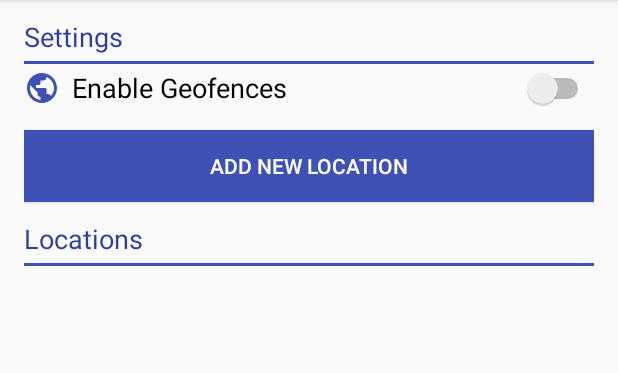
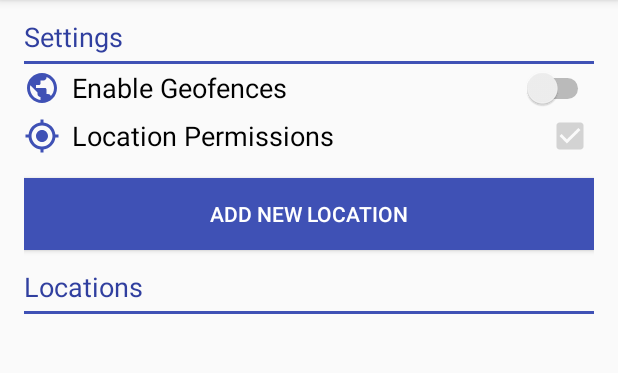
Before and after one commit to ViraMeliana/PlacesLessons, an Android app: the screen it shows after launch (MainActivity), on a phone screen of 412 x 824 dp, the part 84-457 px from its top. Run offline under Robolectric (Android 15) with nearby library versions, the phone set to English and light mode, and no system bars; 1 statement that could not run was skipped.

Commit message:
GoogleAPIClient

```diff
--- a/app/build.gradle
+++ b/app/build.gradle
@@ -5,7 +5,7 @@ android {
     buildToolsVersion "25.0.2"
     defaultConfig {
         applicationId "com.example.android.shushme"
-        minSdkVersion 16
+        minSdkVersion 15
         targetSdkVersion 25
         versionCode 1
         versionName "1.0"
@@ -26,5 +26,7 @@ dependencies {
     })
     compile 'com.android.support:appcompat-v7:25.1.0'
     compile 'com.android.support:recyclerview-v7:25.0.1'
+    compile 'com.google.android.gms:play-services-places:9.8.0'
+    compile 'com.google.android.gms:play-services-location:9.8.0'
     testCompile 'junit:junit:4.12'
 }
--- a/app/src/main/java/com/example/android/shushme/MainActivity.java
+++ b/app/src/main/java/com/example/android/shushme/MainActivity.java
@@ -16,20 +16,34 @@ package com.example.android.shushme;
 * limitations under the License.
 */
 
+import android.content.pm.PackageManager;
 import android.os.Bundle;
+import android.support.annotation.NonNull;
+import android.support.annotation.Nullable;
+import android.support.v4.app.ActivityCompat;
 import android.support.v7.app.AppCompatActivity;
 import android.support.v7.widget.LinearLayoutManager;
 import android.support.v7.widget.RecyclerView;
+import android.util.Log;
+import android.view.View;
+import android.widget.CheckBox;
+import android.widget.Toast;
 
-public class MainActivity extends AppCompatActivity {
+import com.google.android.gms.common.ConnectionResult;
+import com.google.android.gms.common.api.GoogleApiClient;
+import com.google.android.gms.common.api.GoogleApiClient.ConnectionCallbacks;
+import com.google.android.gms.common.api.GoogleApiClient.OnConnectionFailedListener;
+import com.google.android.gms.location.LocationServices;
+import com.google.android.gms.location.places.Places;
+
+public class MainActivity extends AppCompatActivity implements ConnectionCallbacks, OnConnectionFailedListener {
 
     // Constants
     public static final String TAG = MainActivity.class.getSimpleName();
-
+    private static final int PERMISSIONS_REQUEST_FINE_LOCATION = 111;
     // Member variables
     private PlaceListAdapter mAdapter;
     private RecyclerView mRecyclerView;
-
     /**
      * Called when the activity is starting
      *
@@ -46,6 +60,77 @@ public class MainActivity extends AppCompatActivity {
         mAdapter = new PlaceListAdapter(this);
         mRecyclerView.setAdapter(mAdapter);
 
+        // Build up the LocationServices API client
+        // Uses the addApi method to request the LocationServices API
+        // Also uses enableAutoManage to automatically when to connect/suspend the client
+        GoogleApiClient client = new GoogleApiClient.Builder(this)
+                .addConnectionCallbacks(this)
+                .addOnConnectionFailedListener(this)
+                .addApi(LocationServices.API)
+                .addApi(Places.GEO_DATA_API)
+                .enableAutoManage(this, this)
+                .build();
+
     }
 
+
+    @Override
+    public void onConnected(@Nullable Bundle connectionHint) {
+        Log.i(TAG, "API Client Connection Successful!");
+    }
+
+    /***
+     * Called when the Google API Client is suspended
+     *
+     * @param cause cause The reason for the disconnection. Defined by constants CAUSE_*.
+     */
+    @Override
+    public void onConnectionSuspended(int cause) {
+        Log.i(TAG, "API Client Connection Suspended!");
+    }
+
+    /***
+     * Called when the Google API Client failed to connect to Google Play Services
+     *
+     * @param result A ConnectionResult that can be used for resolving the error
+     */
+    @Override
+    public void onConnectionFailed(@NonNull ConnectionResult result) {
+        Log.e(TAG, "API Client Connection Failed!");
+    }
+
+    /***
+     * Button Click event handler to handle clicking the "Add new location" Button
+     *
+     * @param view
+     */
+    public void onAddPlaceButtonClicked(View view) {
+        if (ActivityCompat.checkSelfPermission(this, android.Manifest.permission.ACCESS_FINE_LOCATION)
+                != PackageManager.PERMISSION_GRANTED) {
+            Toast.makeText(this, getString(R.string.need_location_permission_message), Toast.LENGTH_LONG).show();
+            return;
+        }
+        Toast.makeText(this, getString(R.string.location_permissions_granted_message), Toast.LENGTH_LONG).show();
+    }
+
+    @Override
+    public void onResume() {
+        super.onResume();
+
+        // Initialize location permissions checkbox
+        CheckBox locationPermissions = (CheckBox) findViewById(R.id.location_permission_checkbox);
+        if (ActivityCompat.checkSelfPermission(MainActivity.this,
+                android.Manifest.permission.ACCESS_FINE_LOCATION) != PackageManager.PERMISSION_GRANTED) {
+            locationPermissions.setChecked(false);
+        } else {
+            locationPermissions.setChecked(true);
+            locationPermissions.setEnabled(false);
+        }
+    }
+
+    public void onLocationPermissionClicked(View view) {
+        ActivityCompat.requestPermissions(MainActivity.this,
+                new String[]{android.Manifest.permission.ACCESS_FINE_LOCATION},
+                PERMISSIONS_REQUEST_FINE_LOCATION);
+    }
 }
--- a/app/src/main/res/layout/activity_main.xml
+++ b/app/src/main/res/layout/activity_main.xml
@@ -59,12 +59,51 @@
                 android:textAppearance="@style/TextAppearance.AppCompat.Medium" />
         </LinearLayout>
 
+        <LinearLayout
+            android:layout_width="match_parent"
+            android:layout_height="wrap_content"
+            android:orientation="horizontal">
+
+            <ImageView
+                android:layout_width="wrap_content"
+                android:layout_height="wrap_content"
+                android:paddingBottom="4dp"
+                android:paddingRight="8dp"
+                android:paddingTop="4dp"
+                android:src="@drawable/ic_my_location_primary_24dp" />
+
+            <TextView
+                android:layout_width="wrap_content"
+                android:layout_height="wrap_content"
+                android:layout_gravity="center"
+                android:text="@string/location_permissions"
+                android:textAppearance="@style/TextAppearance.AppCompat.Medium"
+                android:textColor="@android:color/black" />
+
+            <RelativeLayout
+                android:layout_width="match_parent"
+                android:layout_height="match_parent">
+
+                <CheckBox
+                    android:id="@+id/location_permission_checkbox"
+                    android:layout_width="wrap_content"
+                    android:layout_height="wrap_content"
+                    android:layout_alignParentRight="true"
+                    android:layout_marginLeft="8dp"
+                    android:onClick="onLocationPermissionClicked" />
+
+
+            </RelativeLayout>
+
+
+        </LinearLayout>
 
         <Button
             android:layout_width="match_parent"
             android:layout_height="wrap_content"
             android:layout_marginTop="12dp"
             android:background="@color/colorPrimary"
+            android:onClick="onAddPlaceButtonClicked"
             android:text="@string/add_new_location"
             android:textAppearance="@style/TextAppearance.AppCompat.Button"
             android:textColor="@android:color/white" />
--- a/app/src/main/res/values/strings.xml
+++ b/app/src/main/res/values/strings.xml
@@ -2,7 +2,10 @@
     <string name="app_name">ShushMe</string>
     <string name="add_new_location">Add new location</string>
     <string name="location_list">Locations</string>
+    <string name="need_location_permission_message">You need to enable location permissions first</string>
+    <string name="location_permissions_granted_message">Location Permissions Granted</string>
     <string name="setting_enabled" translatable="false">EnabledSetting</string>
     <string name="settings_label">Settings</string>
+    <string name="location_permissions">Location Permissions</string>
     <string name="enable_geofences">Enable Geofences</string>
 </resources>
```
Also changed, not shown: app/src/main/AndroidManifest.xml (+6 -1 lines).
